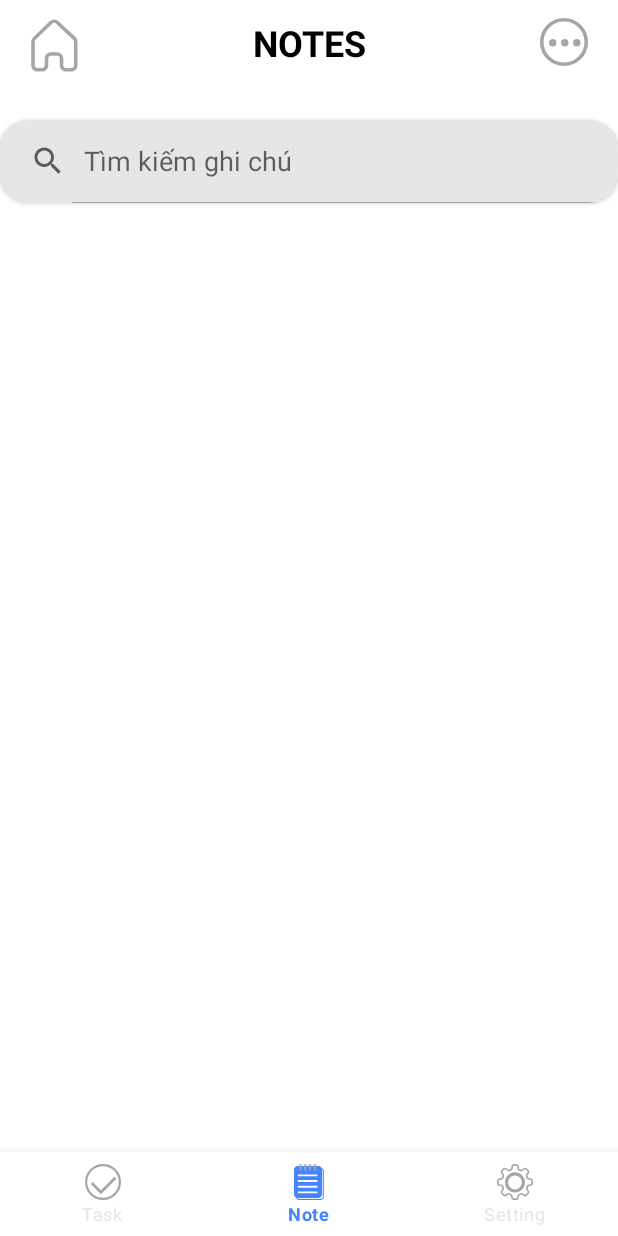
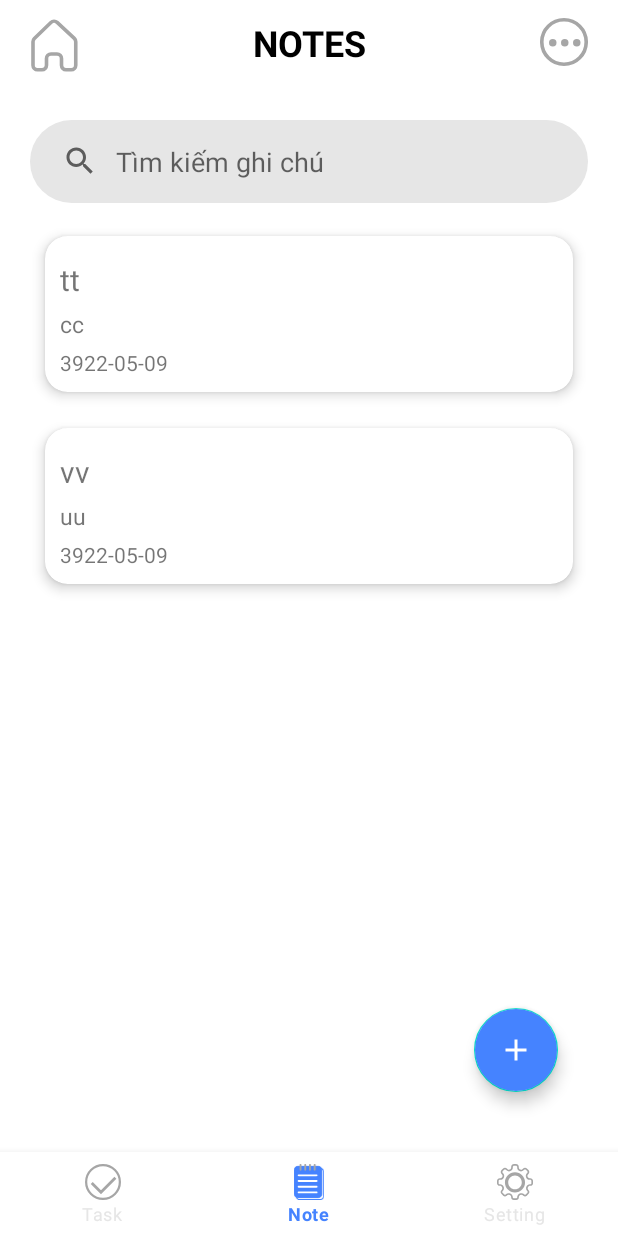
Before and after one commit to december31/note-and-todo-app, an Android app: the screen it shows after launch (MainActivity), item 2 of the bottom bar chosen, on a phone screen of 412 x 824 dp. Run offline under Robolectric (Android 15) with nearby library versions, the phone set to English and light mode, and no system bars; our stand-ins replace Room's generated code, data binding, navigation-ui.

Commit message:
view note

```diff
--- /dev/null
+++ b/app/src/main/java/com/example/note_and_todo_app/note/Data.java
@@ -0,0 +1,39 @@
+package com.example.note_and_todo_app.note;
+
+import java.sql.Date;
+
+public class Data {
+    String title="";
+    String info="";
+    Date date = null;
+
+    public Data(String title, String info, Date date) {
+        this.title = title;
+        this.info = info;
+        this.date = date;
+    }
+
+    public String getTitle() {
+        return title;
+    }
+
+    public void setTitle(String title) {
+        this.title = title;
+    }
+
+    public String getInfo() {
+        return info;
+    }
+
+    public void setInfo(String info) {
+        this.info = info;
+    }
+
+    public Date getDate() {
+        return date;
+    }
+
+    public void setDate(Date date) {
+        this.date = date;
+    }
+}
--- /dev/null
+++ b/app/src/main/java/com/example/note_and_todo_app/note/NoteApdapter.java
@@ -0,0 +1,57 @@
+package com.example.note_and_todo_app.note;
+
+import android.annotation.SuppressLint;
+import android.view.LayoutInflater;
+import android.view.View;
+import android.view.ViewGroup;
+
+import androidx.annotation.NonNull;
+import androidx.navigation.NavDirections;
+import androidx.navigation.Navigation;
+import androidx.recyclerview.widget.RecyclerView;
+
+import com.example.note_and_todo_app.R;
+
+import java.util.List;
+
+public class NoteApdapter extends RecyclerView.Adapter<ViewHolder> {
+    List<Data> data ;
+    public NoteApdapter(List<Data> data) {
+
+        this.data = data;
+    }
+
+    @NonNull
+    @Override
+    public ViewHolder onCreateViewHolder(@NonNull ViewGroup parent, int viewType) {
+        View view = LayoutInflater.from(parent.getContext()).inflate( R.layout.layout_note_item,parent,false);
+        return new ViewHolder(view);
+    }
+
+    @Override
+    public void onBindViewHolder(@NonNull ViewHolder holder, @SuppressLint("RecyclerView") int position) {
+        Data listData = data.get(position);
+        holder.title.setText(listData.getTitle());
+        holder.info.setText(listData.getInfo());
+        holder.date.setText(listData.getDate().toString());
+        holder.cardNote.setOnClickListener(new View.OnClickListener(){
+
+            @Override
+            public void onClick(View v) {
+               Navigation.findNavController(holder.itemView).navigate(R.id.noteDetail);
+            }
+        });
+
+
+    }
+
+
+    @Override
+    public int getItemCount() {
+        return data.size();
+    }
+    // allows clicks events to be caught
+
+
+    // parent activity will implement this method to respond to click events
+}
--- a/app/src/main/java/com/example/note_and_todo_app/note/NoteFragment.java
+++ b/app/src/main/java/com/example/note_and_todo_app/note/NoteFragment.java
@@ -3,32 +3,59 @@ package com.example.note_and_todo_app.note;
 import android.os.Bundle;
 
 import androidx.fragment.app.Fragment;
+import androidx.navigation.Navigation;
+import androidx.recyclerview.widget.LinearLayoutManager;
+import androidx.recyclerview.widget.RecyclerView;
 
 import android.view.LayoutInflater;
 import android.view.View;
 import android.view.ViewGroup;
+import android.widget.Toast;
 
 import com.example.note_and_todo_app.R;
+import com.example.note_and_todo_app.todo.category.TaskCategoryFragment;
 
-public class NoteFragment extends Fragment {
+import java.sql.Date;
+import java.util.ArrayList;
+import java.util.Calendar;
+import java.util.List;
+import java.util.Objects;
 
-	/**
-	 * Use this factory method to create a new instance of
-	 * this fragment using the provided parameters.
-	 *
-	 * @return A new instance of fragment fragment_todo_category.
-	 */
+public class NoteFragment extends Fragment  {
+
+	NoteApdapter noteApdapter;
+	RecyclerView recyclerView;
+	List<Data> data;
+
+
 	public static NoteFragment newInstance() {
 		NoteFragment fragment = new NoteFragment();
 		Bundle args = new Bundle();
 		fragment.setArguments(args);
 		return fragment;
 	}
-
 	@Override
     public View onCreateView(LayoutInflater inflater, ViewGroup container,
                              Bundle savedInstanceState) {
         // Inflate the layout for this fragment
-        return inflater.inflate(R.layout.fragment_note, container, false);
+		View view = inflater.inflate(R.layout.fragment_note, container, false);
+		recyclerView = view.findViewById(R.id.recyclerViewNote);
+
+
+		 data = new ArrayList<>();
+		 data.add(new Data("tt", "cc", new Date(2022, 4, 9)));
+		 data.add(new Data("vv","uu",new Date(2022,4,9)));
+		noteApdapter = new NoteApdapter(data);
+        recyclerView.setLayoutManager(new LinearLayoutManager(getContext()));
+		recyclerView.setAdapter(noteApdapter);
+		view.findViewById(R.id.actionNote).setOnClickListener(new View.OnClickListener() {
+			@Override
+			public void onClick(View v) {
+				Navigation.findNavController(view).navigate(R.id.addNoteFragment);
+			}
+		});
+		return view;
     }
+
+
 }
--- /dev/null
+++ b/app/src/main/java/com/example/note_and_todo_app/note/ViewHolder.java
@@ -0,0 +1,30 @@
+package com.example.note_and_todo_app.note;
+
+import android.view.View;
+import android.widget.TextView;
+
+import androidx.annotation.NonNull;
+import androidx.cardview.widget.CardView;
+import androidx.recyclerview.widget.RecyclerView;
+
+import com.example.note_and_todo_app.R;
+import com.google.android.material.floatingactionbutton.FloatingActionButton;
+
+public class ViewHolder extends RecyclerView.ViewHolder {
+    TextView title;
+    TextView info;
+    TextView date;
+    CardView cardNote;
+
+    public ViewHolder(@NonNull View itemView) {
+        super(itemView);
+        this.title = itemView.findViewById(R.id.txtTile);
+        this.info = itemView.findViewById(R.id.txtInfo);
+        this.date = itemView.findViewById(R.id.txtDate);
+        this.cardNote = itemView.findViewById(R.id.cardNote);
+        //mClickListener.onItemClick(itemView.setOnClickListener(this),itemView.p);
+    }
+
+
+
+}
--- a/app/src/main/res/layout/fragment_note.xml
+++ b/app/src/main/res/layout/fragment_note.xml
@@ -7,27 +7,43 @@
    <androidx.constraintlayout.widget.ConstraintLayout
        android:layout_width="match_parent"
        android:layout_height="match_parent"
-       android:layout_margin="10dp">
+       android:padding="20dp">
 
-      <androidx.cardview.widget.CardView
-          android:layout_marginTop="20dp"
+      <androidx.appcompat.widget.SearchView
+          android:id="@+id/searchNote"
+          android:layout_width="match_parent"
+          android:layout_height="55dp"
+          android:background="@drawable/bg_gray_rounded"
+          android:paddingHorizontal="1dp"
+          app:defaultQueryHint="Tìm kiếm ghi chú"
+          app:iconifiedByDefault="false"
+          app:layout_constraintEnd_toEndOf="parent"
+          app:layout_constraintStart_toStartOf="parent"
+          app:layout_constraintTop_toTopOf="parent"
+          app:queryBackground="@color/transparent" />
+
+      <androidx.recyclerview.widget.RecyclerView
+          android:id="@+id/recyclerViewNote"
           android:layout_width="match_parent"
           android:layout_height="wrap_content"
+          app:layout_constraintEnd_toEndOf="parent"
           app:layout_constraintStart_toStartOf="parent"
-          app:cardCornerRadius="20dp"
+          android:layout_marginTop="10dp"
+          app:layout_constraintTop_toBottomOf="@+id/searchNote">
 
-          app:layout_constraintTop_toTopOf="parent">
+      </androidx.recyclerview.widget.RecyclerView>
 
-         <SearchView
-             android:layout_width="match_parent"
-             android:layout_height="55dp"
-             app:queryBackground="@null"
-             android:background="@color/gray"
-             android:iconifiedByDefault="false"
-             android:queryHint="Tìm kiếm ghi chú"
-             app:layout_constraintStart_toStartOf="parent"
-             app:layout_constraintTop_toTopOf="parent" />
-      </androidx.cardview.widget.CardView>
+      <com.google.android.material.floatingactionbutton.FloatingActionButton
+          android:id="@+id/actionNote"
+          android:layout_width="wrap_content"
+          android:layout_height="wrap_content"
+          android:layout_margin="20dp"
+          android:backgroundTint="@color/blue"
+          android:clickable="true"
+          app:tint="@android:color/white"
+          android:src="@drawable/baseline_add_24"
+          app:layout_constraintBottom_toBottomOf="parent"
+          app:layout_constraintEnd_toEndOf="parent" />
 
 
    </androidx.constraintlayout.widget.ConstraintLayout>
--- a/app/src/main/res/layout/layout_note_item.xml
+++ b/app/src/main/res/layout/layout_note_item.xml
@@ -3,6 +3,10 @@
     android:layout_width="match_parent"
     android:layout_height="wrap_content"
     xmlns:app="http://schemas.android.com/apk/res-auto"
+    app:cardElevation="5dp"
+    app:cardUseCompatPadding="true"
+    app:cardPreventCornerOverlap="true"
+    android:id="@+id/cardNote"
     app:cardCornerRadius="15dp">
     <androidx.appcompat.widget.LinearLayoutCompat
         android:layout_width="match_parent"
@@ -10,18 +14,21 @@
         android:orientation="vertical"
         android:padding="10dp">
         <TextView
+            android:id="@+id/txtTile"
             android:layout_width="wrap_content"
             android:layout_height="wrap_content"
             android:layout_marginTop="5dp"
             android:textSize="20dp"
             android:text="Title"/>
         <TextView
+            android:id="@+id/txtInfo"
             android:layout_width="wrap_content"
             android:layout_height="wrap_content"
             android:layout_marginTop="5dp"
             android:textSize="15dp"
             android:text="information"/>
         <TextView
+            android:id="@+id/txtDate"
             android:layout_width="wrap_content"
             android:layout_height="wrap_content"
             android:layout_marginTop="5dp"
--- a/app/src/main/res/navigation/nav_graph.xml
+++ b/app/src/main/res/navigation/nav_graph.xml
@@ -9,5 +9,36 @@
         android:id="@+id/fragment_main_nav"
         android:name="com.example.note_and_todo_app.MainNavFragment"
         tools:layout="@layout/fragment_main_nav"/>
+    <fragment
+        android:id="@+id/noteDetail"
+        android:name="com.example.note_and_todo_app.note.NoteDetailFragment"
+        android:label="fragment_note_detail"
+        tools:layout="@layout/fragment_note_detail" >
+        <action
+            android:id="@+id/action_noteDetail_to_fragment_note"
+            app:destination="@id/noteFragment" />
+        <argument android:name="noteDetail" />
+    </fragment>
+    <fragment
+        android:id="@+id/noteFragment"
+        android:name="com.example.note_and_todo_app.note.NoteFragment"
+        tools:layout="@layout/fragment_note">
+        <action
+            android:id="@+id/action_fragment_note_to_noteDetail"
+            app:destination="@id/noteDetail" />
+        <action
+            android:id="@+id/action_fragment_note_to_addNoteFragment"
+            app:destination="@id/addNoteFragment" />
+    </fragment>
+    <fragment
+        android:id="@+id/addNoteFragment"
+        android:name="com.example.note_and_todo_app.AddNoteFragment"
+        android:label="fragment_add_note"
+        tools:layout="@layout/fragment_add_note" >
+        <action
+            android:id="@+id/action_addNoteFragment_to_fragment_note"
+            app:destination="@id/noteFragment" />
+    </fragment>
+
 
 </navigation>
```
Also changed, not shown: app/src/main/java/com/example/note_and_todo_app/AddNoteFragment.java (added, +64 -0 lines), app/src/main/java/com/example/note_and_todo_app/note/NoteDetailFragment.java (added, +66 -0 lines), app/src/main/res/layout/fragment_add_note.xml (added, +14 -0 lines), app/src/main/res/layout/fragment_note_detail.xml (added, +10 -0 lines).
